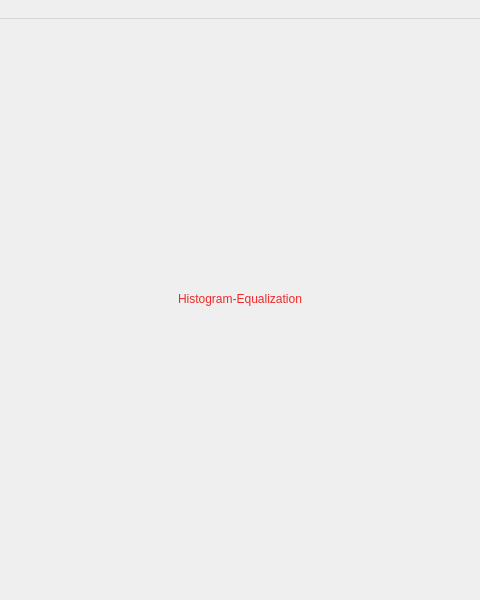
Old version of the form src/ui/mainWindow.ui in the repository Omarmansour557/Histogram-Equalization; both pictures show x 160 to 640 and y 0 to 600 of the 800 by 600 pixel window.
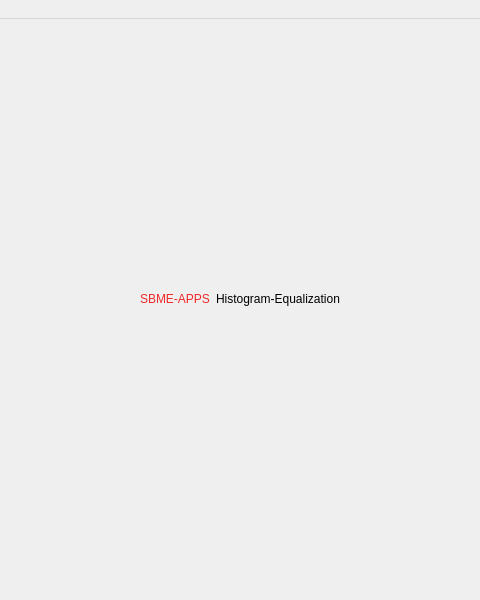
New version of the form.

```diff
--- a/src/ui/mainWindow.ui
+++ b/src/ui/mainWindow.ui
@@ -30,11 +30,24 @@
         </property>
        </spacer>
       </item>
+      <item>
+       <widget class="QLabel" name="label_2">
+        <property name="styleSheet">
+         <string notr="true">font: 63 16pt &quot;URW Bookman&quot;;
+color: rgb(239, 41, 41);
+font: 75 16pt &quot;Ubuntu Condensed&quot;;</string>
+        </property>
+        <property name="text">
+         <string>SBME-APPS</string>
+        </property>
+       </widget>
+      </item>
       <item>
        <widget class="QLabel" name="label">
         <property name="styleSheet">
-         <string notr="true">color: rgb(239, 41, 41);
-font: 75 italic 20pt &quot;Ubuntu Mono&quot;;</string>
+         <string notr="true">
+font: 12pt &quot;Waree&quot;;
+</string>
         </property>
         <property name="text">
          <string>Histogram-Equalization</string>
```
